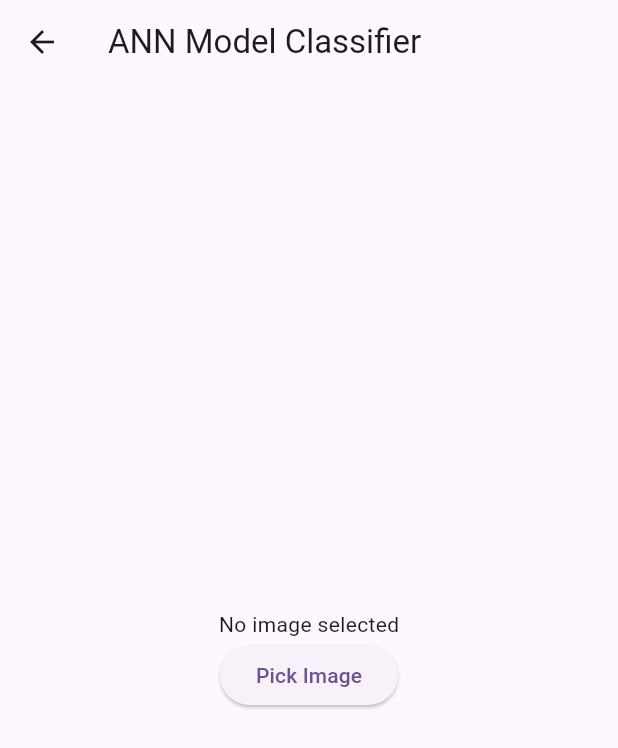
After one commit to idrissi17/Flutter_Project, a Flutter app: the AnnModelClassifierPage screen opened by its route, after a tap on "Pick Image", on a phone screen of 412 x 824 dp. The commit adds this screen. Shown: the top 748 px of the screen. Run offline on Flutter 3.47's test engine with Material 3 defaults, Android fonts, the phone set to English and light mode, and no system bars; our stand-ins replace firebase_auth, firebase_core, google_generative_ai, image_picker, speech_to_text; missing offline and left inert: tflite_flutter; accounts and stored records are empty.

Commit message:
add AnnPage

```diff
--- /dev/null
+++ b/app/lib/AnnPage.dart
@@ -0,0 +1,182 @@
+import 'package:flutter/material.dart';
+import 'package:tflite_flutter/tflite_flutter.dart';
+import 'package:image_picker/image_picker.dart';
+import 'package:image/image.dart' as img;
+import 'dart:io';
+import 'dart:typed_data';
+import 'dart:convert';
+
+class AnnModelClassifierPage extends StatefulWidget {
+  const AnnModelClassifierPage({super.key});
+
+  @override
+  _AnnModelClassifierPageState createState() => _AnnModelClassifierPageState();
+}
+
+class _AnnModelClassifierPageState extends State<AnnModelClassifierPage> {
+  Interpreter? _interpreter;
+  File? _imageFile;
+  String? _predictedClass;
+  bool _isLoading = false;
+  List<String>? _labels;
+
+  @override
+  void initState() {
+    super.initState();
+    _loadModel();
+    _loadLabels();
+  }
+
+  Future<void> _loadModel() async {
+    try {
+      _interpreter = await Interpreter.fromAsset('lib/assets/ann.tflite');
+    } catch (e) {
+      print('Error loading model: $e');
+      _showErrorDialog('Failed to load ML model: $e');
+    }
+  }
+
+  Future<void> _loadLabels() async {
+    try {
+      final labelData = await DefaultAssetBundle.of(context).loadString('lib/assets/labels.txt');
+      setState(() {
+        _labels = LineSplitter.split(labelData).toList();
+      });
+    } catch (e) {
+      print('Error loading labels: $e');
+      _showErrorDialog('Failed to load labels: $e');
+    }
+  }
+
+  Future<void> _pickImage() async {
+    final picker = ImagePicker();
+    final pickedFile = await picker.pickImage(source: ImageSource.gallery);
+
+    if (pickedFile != null) {
+      setState(() {
+        _imageFile = File(pickedFile.path);
+        _isLoading = true;
+      });
+
+      await _runModelInference();
+    }
+  }
+
+  Future<void> _runModelInference() async {
+    if (_interpreter == null || _imageFile == null || _labels == null) return;
+
+    try {
+      // Read and decode the image
+      img.Image? originalImage = img.decodeImage(_imageFile!.readAsBytesSync());
+      if (originalImage == null) throw Exception('Failed to decode image');
+
+      // Resize image to 28x28
+      img.Image resizedImage = img.copyResize(originalImage, width: 28, height: 28);
+
+      // Prepare input tensor
+      var inputTensor = Float32List(1 * 28 * 28 * 3);
+      var index = 0;
+
+      for (var y = 0; y < 28; y++) {
+        for (var x = 0; x < 28; x++) {
+          final pixel = resizedImage.getPixel(x, y);
+          inputTensor[index++] = pixel.r.toDouble() / 255.0; // Normalize R
+          inputTensor[index++] = pixel.g.toDouble() / 255.0; // Normalize G
+          inputTensor[index++] = pixel.b.toDouble() / 255.0; // Normalize B
+        }
+      }
+
+      // Reshape input tensor to [1, 28, 28, 3]
+      var input = inputTensor.reshape([1, 28, 28, 3]);
+
+      // Prepare output tensor [1, labels.length]
+      var outputTensor = List.filled(_labels!.length, 0.0).reshape([1, _labels!.length]);
+
+      // Run inference
+      _interpreter!.run(input, outputTensor);
+
+      // Get the index of the highest probability
+      final predictions = outputTensor[0] as List<double>; // Explicitly cast to List<double>
+      final maxIndex = predictions.indexWhere((prob) => prob == predictions.reduce((a, b) => a > b ? a : b));
+
+      setState(() {
+        _predictedClass = _labels![maxIndex];
+        _isLoading = false;
+      });
+
+      print('Predicted Class: $_predictedClass');
+    } catch (e) {
+      print('Inference error: $e');
+      _showErrorDialog('Failed to run model inference: $e');
+      setState(() {
+        _isLoading = false;
+      });
+    }
+  }
+
+  void _showErrorDialog(String message) {
+    showDialog(
+      context: context,
+      builder: (ctx) => AlertDialog(
+        title: const Text('Error'),
+        content: Text(message),
+        actions: [
+          TextButton(
+            child: const Text('Okay'),
+            onPressed: () => Navigator.of(ctx).pop(),
+          )
+        ],
+      ),
+    );
+  }
+
+  @override
+  void dispose() {
+    _interpreter?.close();
+    super.dispose();
+  }
+
+  @override
+  Widget build(BuildContext context) {
+    return Scaffold(
+      appBar: AppBar(
+        title: const Text('ANN Model Classifier'),
+      ),
+      body: Center(
+        child: Column(
+          mainAxisAlignment: MainAxisAlignment.center,
+          children: [
+            _imageFile != null
+                ? Image.file(
+                    _imageFile!,
+                    height: 200,
+                    width: 200,
+                    fit: BoxFit.cover,
+                  )
+                : const Text('No image selected'),
+
+            _isLoading
+                ? const CircularProgressIndicator()
+                : ElevatedButton(
+                    onPressed: _pickImage,
+                    child: const Text('Pick Image'),
+                  ),
+
+            _predictedClass != null
+                ? Padding(
+                    padding: const EdgeInsets.all(16.0),
+                    child: Text(
+                      'Predicted Class: $_predictedClass',
+                      style: const TextStyle(
+                        fontWeight: FontWeight.bold,
+                        fontSize: 18,
+                      ),
+                    ),
+                  )
+                : Container(),
+          ],
+        ),
+      ),
+    );
+  }
+}
--- a/app/lib/VoiceAssistantPage.dart
+++ b/app/lib/VoiceAssistantPage.dart
@@ -14,7 +14,6 @@ class VoiceAssistantPage extends StatefulWidget {
 
 class _VoiceAssistantPageState extends State<VoiceAssistantPage> {
   final SpeechToText _speechToText = SpeechToText();
-  bool _speechEnabled = false;
   String _lastWords = '';
   final String _apikey = 'AIzaSyBh594D5yyxZhkqJzKMDO0umyaJtjlajzQ';
 
@@ -30,7 +29,6 @@ class _VoiceAssistantPageState extends State<VoiceAssistantPage> {
 
   /// Initialize the speech recognition service
   void _initSpeech() async {
-    _speechEnabled = await _speechToText.initialize();
     setState(() {});
   }
 
--- a/app/lib/main.dart
+++ b/app/lib/main.dart
@@ -1,5 +1,5 @@
 // import 'package:app/CnnPage.dart';
-import 'package:app/CnnPage.dart';
+import 'package:app/AnnPage.dart';
 import 'package:app/HomePage.dart';
 import 'package:app/Login.dart';
 import 'package:app/RegisterFom.dart';
@@ -27,7 +27,7 @@ class MyApp extends StatelessWidget {
         "/register": (context) => RegisterForm(),
         "/home": (context) => const HomePage(),
         "/assistantVoicePage": (context) => const VoiceAssistantPage(),
-        // "/ModelCnnPage": (context) => const PageCnnModel()
+        "/ModelAnnPage": (context) => const AnnModelClassifierPage()
       },
       title: 'Flutter Demo',
       theme: ThemeData(
```
Also changed, not shown: app/lib/CnnPage.dart (deleted, +0 -173 lines), app/lib/HomePage.dart (+8 -7 lines), app/lib/assets/labels.txt (added, +10 -0 lines), app/pubspec.yaml (+7 -5 lines), app/pubspec.lock, 5 other files.
